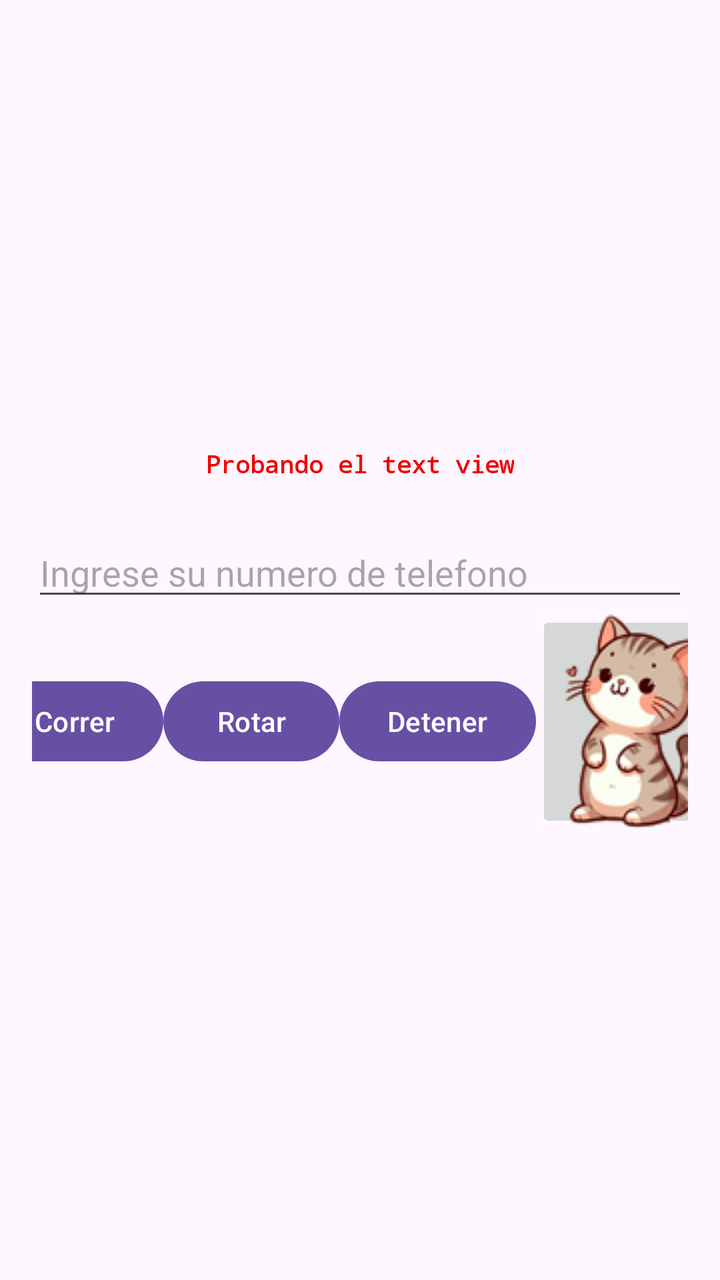
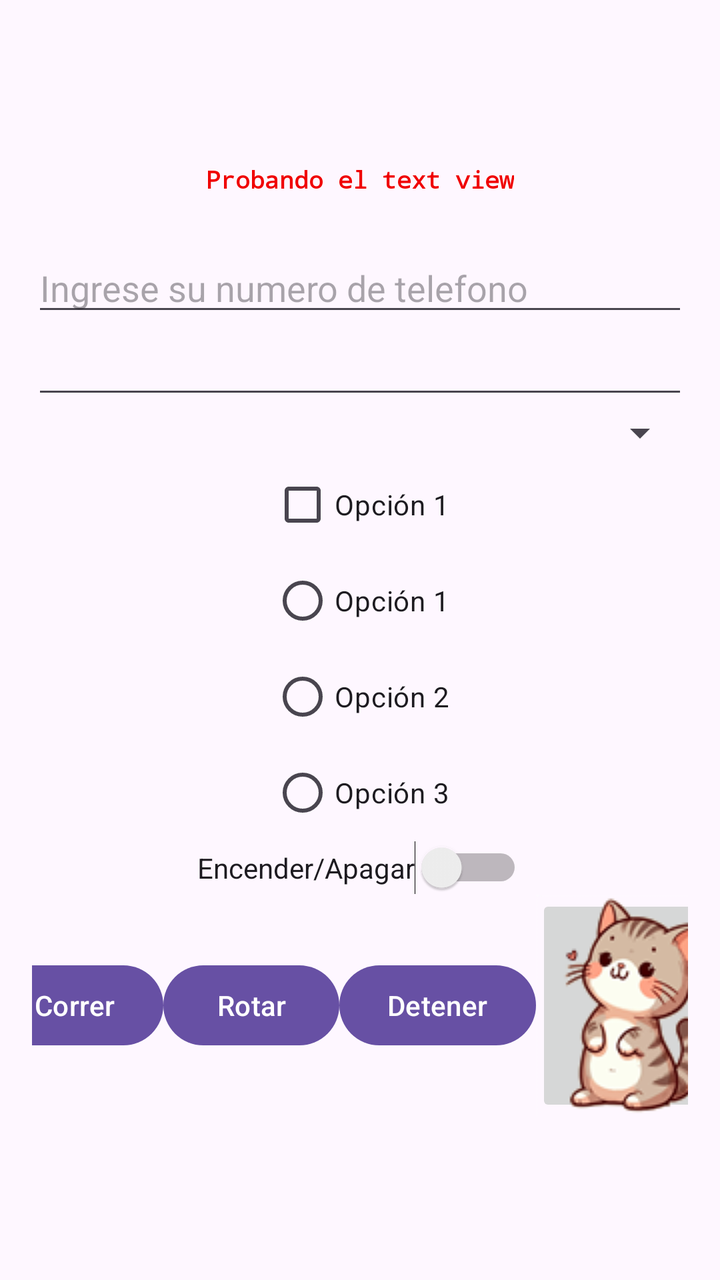

The first picture is an Android layout as it rendered before a commit; the second is the same layout after the commit. The layout source and the unified diff follow.
<!-- AndroidManifest.xml: application theme Theme.TEMA4Animaciones -->
<!-- res/layout/activity_main.xml -->
<?xml version="1.0" encoding="utf-8"?>
<LinearLayout
    xmlns:android="http://schemas.android.com/apk/res/android"
    xmlns:tools="http://schemas.android.com/tools"
    android:id="@+id/main"
    android:layout_width="match_parent"
    android:layout_height="match_parent"
    android:orientation="vertical"
    android:gravity="center"
    android:padding="16dp"
    tools:context=".MainActivity">

    <TextView
        android:id="@+id/texto"
        android:layout_width="wrap_content"
        android:layout_height="wrap_content"
        android:text="Probando el text view"
        android:textColor="#F00000"
        android:textStyle="bold"
        android:textSize="12sp"
        android:typeface="monospace"
        android:layout_marginBottom="24dp" />
    <EditText
        android:id="@+id/numero"
        android:layout_width="match_parent"
        android:layout_height="wrap_content"
        android:hint="Ingrese su numero de telefono"
        android:inputType="number"/>

    <LinearLayout
        android:layout_width="match_parent"
        android:layout_height="wrap_content"
        android:orientation="horizontal"
        android:gravity="center">

        <Button
            android:id="@+id/button1"
            android:layout_width="wrap_content"
            android:layout_height="wrap_content"
            android:text="Correr" />

        <Button
            android:id="@+id/button2"
            android:layout_width="wrap_content"
            android:layout_height="wrap_content"
            android:text="Rotar" />

        <Button
            android:id="@+id/button3"
            android:layout_width="wrap_content"
            android:layout_height="wrap_content"
            android:text="Detener" />

        <ImageButton
            android:id="@+id/miImageButton"
            android:layout_width="99dp"
            android:layout_height="111dp"
            android:src="@drawable/gato"
            />

    </LinearLayout>

</LinearLayout>
<!-- resources referenced by this layout -->
<resources>
  <!-- drawable gato: png bitmap (drawable, 16613 bytes) -->
  <style name="Theme.TEMA4Animaciones" parent="Base.Theme.TEMA4Animaciones" />
  <style name="Base.Theme.TEMA4Animaciones" parent="Theme.Material3.DayNight.NoActionBar">
          
          
      </style>
</resources>

<!-- the commit's change to res/layout/activity_main.xml (unified diff, before → after) -->
@@ -26,6 +26,48 @@
         android:layout_height="wrap_content"
         android:hint="Ingrese su numero de telefono"
         android:inputType="number"/>
+    <AutoCompleteTextView
+        android:id="@+id/miTexto"
+        android:layout_width="match_parent"
+        android:layout_height="wrap_content"
+        android:completionHint="Elige una opcion"
+        android:completionThreshold="4"/>
+    <Spinner
+        android:layout_width="match_parent"
+        android:layout_height="wrap_content"
+        android:id="@+id/miSpinner"/>
+
+    <CheckBox
+        android:id="@+id/checkbox1"
+        android:layout_width="wrap_content"
+        android:layout_height="wrap_content"
+        android:text="Opción 1"/>
+
+    <RadioGroup
+        android:id="@+id/radioGroup"
+        android:layout_width="wrap_content"
+        android:layout_height="wrap_content">
+
+    <RadioButton
+        android:layout_width="wrap_content"
+        android:layout_height="wrap_content"
+        android:text="Opción 1"/>
+    <RadioButton
+        android:layout_width="wrap_content"
+        android:layout_height="wrap_content"
+        android:text="Opción 2"/>
+    <RadioButton
+        android:layout_width="wrap_content"
+        android:layout_height="wrap_content"
+        android:text="Opción 3"/>
+
+    </RadioGroup>
+
+    <Switch
+        android:id="@+id/switch1"
+        android:layout_width="wrap_content"
+        android:layout_height="wrap_content"
+        android:text="Encender/Apagar"/>
 
     <LinearLayout
         android:layout_width="match_parent"
